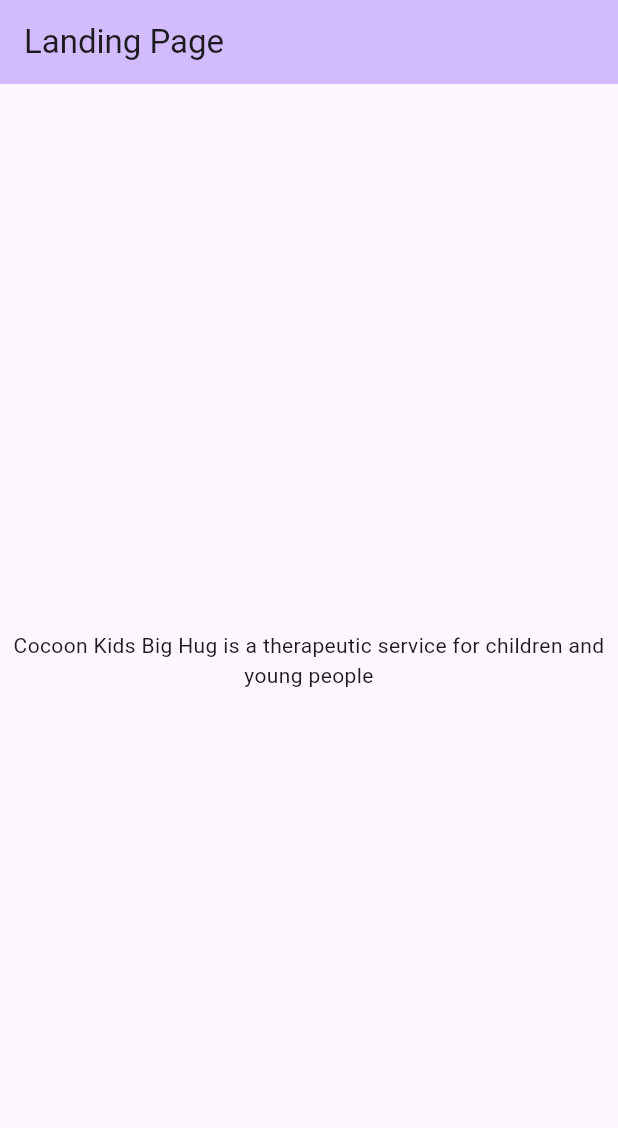
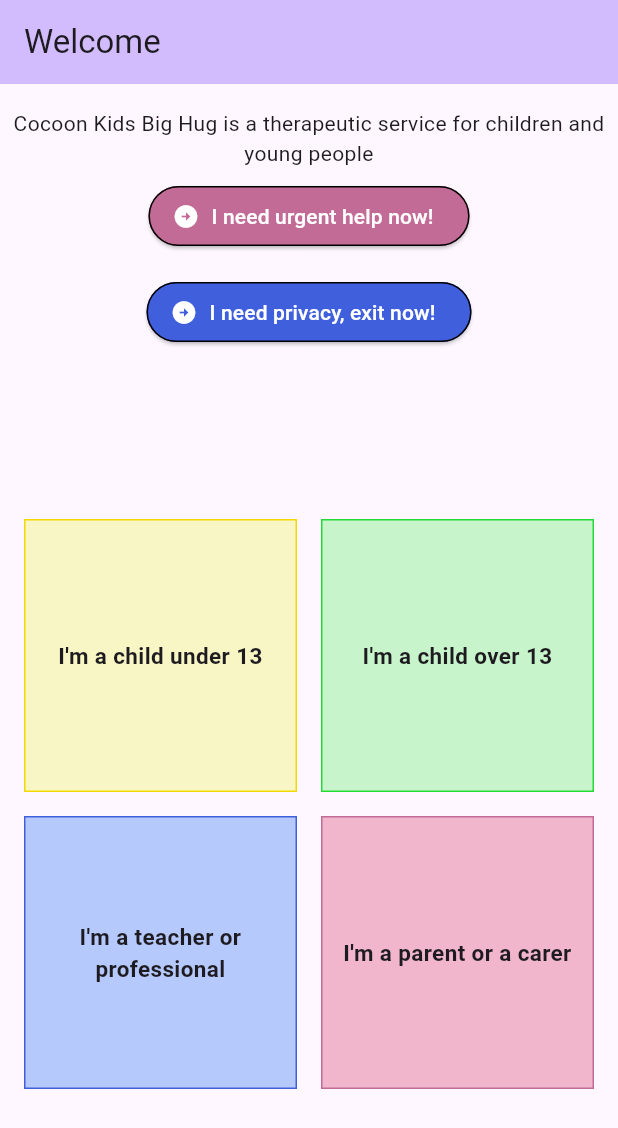
Before and after one commit to cocoon-kids/cocoon-kids-flutter, a Flutter app: the screen it shows after launch, on a phone screen of 412 x 824 dp. Shown: the top 1128 px of the screen. Run offline on Flutter 3.47's test engine with Material 2 defaults, Android fonts, the phone set to English and light mode, and no system bars; our stand-ins replace flutter_bloc, get_it; generated files the repository leaves out were written again.

Commit message:
Trello-2: Initial work for homepage
Added localisations file, to easily change strings (and translate if needed)
Add flutter_bloc, for easy state management

For homepage, items driven by repository pattern, can be updated to a json at some point if required

```diff
--- /dev/null
+++ b/l10n.yaml
@@ -0,0 +1,3 @@
+arb-dir: lib/l10n
+template-arb-file: app_en.arb
+output-localization-file: app_localizations.dart
--- /dev/null
+++ b/lib/bloc/entry_points_cubit.dart
@@ -0,0 +1,23 @@
+import 'package:cocoon_kids_flutter/models/entry_points.dart';
+import 'package:cocoon_kids_flutter/repository/entry_point_repository.dart';
+import 'package:flutter_bloc/flutter_bloc.dart';
+
+abstract class EntryPointsState { }
+
+class EntryPointsInitState extends EntryPointsState {}
+
+class EntryPointsLoadedState extends EntryPointsState {
+  final List<EntryPoint> entryPoints;
+
+  EntryPointsLoadedState(this.entryPoints);
+}
+
+class EntryPointsCubit extends Cubit<EntryPointsState> {
+  final repository = EntryPointRepositoryImpl();
+
+  EntryPointsCubit() : super(EntryPointsInitState()) {
+    repository.getEntryPoints().listen((event) {
+      emit(EntryPointsLoadedState(event));
+    });
+  }
+}
--- /dev/null
+++ b/lib/colors/colors.dart
@@ -0,0 +1,15 @@
+import 'dart:ui';
+
+class AppColors {
+  static const yellowLight = Color(0xfff8f6c4);
+  static const yellowDark = Color(0xfff2d902);
+
+  static const green = Color(0xff24db36);
+  static const greenLight = Color(0xffc8f4cb);
+
+  static const blueMedium = Color(0xff405fdd);
+  static const blueLight = Color(0xffb6c9fc);
+
+  static const pinkMedium = Color(0xffc26b96);
+  static const pinkLight = Color(0xfff1b6cb);
+}
--- /dev/null
+++ b/lib/l10n/app_en.arb
@@ -0,0 +1,30 @@
+{
+  "welcomeMessage": "Cocoon Kids Big Hug is a therapeutic service for children and young people",
+  "@welcomeMessage": {
+    "description": "The message shown to users when app first opened"
+  },
+  "buttonForUnder13": "I'm a child under 13",
+  "@buttonForUnder13": {
+    "description": "Button text for under 13s"
+  },
+  "buttonForOver13": "I'm a child over 13",
+  "@buttonForOver13": {
+    "description": "Button text for over 13s"
+  },
+  "buttonForTeachersAndProfessionals": "I'm a teacher or professional",
+  "@buttonForTeachersAndProfessionals": {
+    "description": "Button text for teachers and professionals"
+  },
+  "buttonForParentOrCarer": "I'm a parent or a carer",
+  "@buttonForParentOrCarer": {
+    "description": "Button text for parents and carers"
+  },
+  "buttonForUrgentHelp": "I need urgent help now!",
+  "@buttonForUrgentHelp": {
+    "description": "Button text for I need urgent help"
+  },
+  "buttonForINeedPrivacy": "I need privacy, exit now!",
+  "@buttonForINeedPrivacy": {
+    "description": "Button text for I need privacy"
+  }
+}
--- a/lib/main.dart
+++ b/lib/main.dart
@@ -1,6 +1,9 @@
 import 'package:flutter/material.dart';
+import 'package:flutter_localizations/flutter_localizations.dart';
+import 'package:flutter_gen/gen_l10n/app_localizations.dart';
+import 'package:get_it/get_it.dart';
 
-import 'homepage.dart';
+import 'screens/homepage/homepage.dart';
 
 void main() {
   runApp(const MyApp());
@@ -13,7 +16,32 @@
   @override
   Widget build(BuildContext context) {
     return MaterialApp(
+      builder: (context, widget) {
+        if (!GetIt.instance.isRegistered<AppLocalizations>()) {
+          GetIt.instance.registerSingleton<AppLocalizations>(
+              AppLocalizations.of(context)!);
+        }
+
+        return FutureBuilder(
+            future: GetIt.instance.allReady(),
+            builder: (BuildContext context, AsyncSnapshot snapshot) {
+              if (snapshot.hasData) {
+                return widget!;
+              } else {
+                return Container(color: Colors.white);
+              }
+            });
+      },
       title: 'Cocoon Kids',
+      localizationsDelegates: const [
+        AppLocalizations.delegate, // Add this line
+        GlobalMaterialLocalizations.delegate,
+        GlobalWidgetsLocalizations.delegate,
+        GlobalCupertinoLocalizations.delegate,
+      ],
+      supportedLocales: const [
+        Locale('en'), // English
+      ],
       theme: ThemeData(
         // This is the theme of your application.
         //
@@ -33,7 +61,7 @@
         colorScheme: ColorScheme.fromSeed(seedColor: Colors.deepPurple),
         useMaterial3: true,
       ),
-      home: const Homepage(title: 'Landing Page'),
+      home: const Homepage(title: 'Welcome'),
     );
   }
 }
--- /dev/null
+++ b/lib/models/entry_points.dart
@@ -0,0 +1,10 @@
+import 'dart:ui';
+
+class EntryPoint {
+  final String navigationEndPoint;
+  final String text;
+  final Color borderColor;
+  final Color boxColor;
+
+  EntryPoint(this.navigationEndPoint, this.text, this.borderColor, this.boxColor);
+}
--- /dev/null
+++ b/lib/navigation/routes.dart
@@ -0,0 +1,6 @@
+class NavigationRoutes {
+  static const under13 = "under13";
+  static const over13 = "over13";
+  static const parentsAndCarers = "parentsAndCarers";
+  static const teachersOrProfessionals = "teachersOrProfessionals";
+}
--- /dev/null
+++ b/lib/repository/entry_point_repository.dart
@@ -0,0 +1,42 @@
+import 'package:cocoon_kids_flutter/colors/colors.dart';
+import 'package:cocoon_kids_flutter/models/entry_points.dart';
+import 'package:cocoon_kids_flutter/navigation/routes.dart';
+import 'package:flutter_gen/gen_l10n/app_localizations.dart';
+import 'package:get_it/get_it.dart';
+
+abstract class EntryPointRepository {
+  Stream<List<EntryPoint>> getEntryPoints();
+}
+
+class EntryPointRepositoryImpl extends EntryPointRepository{
+  @override
+  Stream<List<EntryPoint>> getEntryPoints() async* {
+    final appLocalizations = GetIt.instance.get<AppLocalizations>();
+    yield [
+      EntryPoint(
+          NavigationRoutes.under13,
+          appLocalizations.buttonForUnder13,
+          AppColors.yellowDark,
+          AppColors.yellowLight
+      ),
+      EntryPoint(
+          NavigationRoutes.over13,
+          appLocalizations.buttonForOver13,
+          AppColors.green,
+          AppColors.greenLight
+      ),
+      EntryPoint(
+          NavigationRoutes.teachersOrProfessionals,
+          appLocalizations.buttonForTeachersAndProfessionals,
+          AppColors.blueMedium,
+          AppColors.blueLight
+      ),
+      EntryPoint(
+          NavigationRoutes.parentsAndCarers,
+          appLocalizations.buttonForParentOrCarer,
+          AppColors.pinkMedium,
+          AppColors.pinkLight
+      ),
+    ];
+  }
+}
--- /dev/null
+++ b/lib/screens/homepage/entry_points_view.dart
@@ -0,0 +1,63 @@
+import 'dart:math';
+
+import 'package:cocoon_kids_flutter/bloc/entry_points_cubit.dart';
+import 'package:cocoon_kids_flutter/models/entry_points.dart';
+import 'package:flutter/material.dart';
+import 'package:flutter/widgets.dart';
+import 'package:flutter_bloc/flutter_bloc.dart';
+
+class EntryPointsWidget extends StatelessWidget {
+  const EntryPointsWidget({super.key});
+
+  Widget _createItem(EntryPoint e) {
+    return LayoutBuilder(
+      builder: (context, constraints) {
+        final size = min(constraints.maxWidth, constraints.maxHeight);
+
+        return SizedBox(
+            width: size,
+            height: size,
+            child: Padding(
+                padding: const EdgeInsets.all(8),
+                child: DecoratedBox(
+                    decoration: BoxDecoration(color: e.boxColor, border: Border.all(color: e.borderColor)),
+                    child: Align(
+                      alignment: Alignment.center, // align type
+                      child: Text(
+                        e.text,
+                        textAlign: TextAlign.center,
+                        style: const TextStyle(
+                          fontSize: 15,
+                          fontWeight: FontWeight.bold
+                        ),
+                      ),
+                    )
+                )
+            )
+        );
+      },
+    );
+  }
+
+  @override
+  Widget build(BuildContext context) {
+    return BlocBuilder<EntryPointsCubit, EntryPointsState>(
+        builder: (context, state) {
+          if (state is EntryPointsLoadedState) {
+            return Padding(
+                padding: const EdgeInsets.all(8),
+                child: GridView.count(
+                  crossAxisCount: 2,
+                  shrinkWrap: true,
+                  children: state.entryPoints.map(
+                          (e) => _createItem(e)
+                  ).toList(),
+                )
+            );
+          } else {
+            return const CircularProgressIndicator();
+          }
+        }
+    );
+  }
+}
--- a/lib/homepage.dart
+++ b/lib/screens/homepage/homepage.dart
@@ -1,4 +1,8 @@
+import 'package:cocoon_kids_flutter/bloc/entry_points_cubit.dart';
+import 'package:cocoon_kids_flutter/screens/homepage/entry_points_view.dart';
+import 'package:cocoon_kids_flutter/screens/homepage/urgent_options_view.dart';
 import 'package:flutter/material.dart';
+import 'package:flutter_bloc/flutter_bloc.dart';
 
 class Homepage extends StatefulWidget {
   const Homepage({super.key, required this.title});
@@ -34,7 +38,7 @@
         // the App.build method, and use it to set our appbar title.
         title: Text(widget.title),
       ),
-      body: const Center(
+      body: Center(
         // Center is a layout widget. It takes a single child and positions it
         // in the middle of the parent.
         child: Column(
@@ -53,10 +57,23 @@
           // wireframe for each widget.
           mainAxisAlignment: MainAxisAlignment.center,
           children: <Widget>[
-            Text(
+            const SizedBox(height: 16),
+            const Text(
               'Cocoon Kids Big Hug is a therapeutic service for children and young people',
               textAlign: TextAlign.center,
             ),
+            const SizedBox(height: 8),
+            UrgentOptionsView(),
+            const SizedBox(height: 16),
+            Expanded(
+              child: BlocProvider(
+                create: (_) => EntryPointsCubit(),
+                child: const Align(
+                    alignment: Alignment.center,
+                    child: EntryPointsWidget()
+                ),
+              ),
+            )
           ],
         ),
       ),
--- /dev/null
+++ b/lib/screens/homepage/urgent_options_view.dart
@@ -0,0 +1,44 @@
+import 'package:cocoon_kids_flutter/colors/colors.dart';
+import 'package:flutter/material.dart';
+import 'package:flutter_gen/gen_l10n/app_localizations.dart';
+
+class UrgentOptionsView extends StatelessWidget {
+  final ButtonStyle helpButtonStyle = OutlinedButton.styleFrom(
+    foregroundColor: Colors.white,
+    backgroundColor: AppColors.pinkMedium,
+    side: const BorderSide(
+      color: Colors.black,
+    ),
+  );
+  final ButtonStyle exitButtonStyle = OutlinedButton.styleFrom(
+    foregroundColor: Colors.white,
+    backgroundColor: AppColors.blueMedium,
+    side: const BorderSide(
+      color: Colors.black,
+    ),
+  );
+
+  UrgentOptionsView({super.key});
+
+  @override
+  Widget build(BuildContext context) {
+    return Column(
+      mainAxisAlignment: MainAxisAlignment.center,
+      children: [
+        ElevatedButton.icon(
+            onPressed: () => {},
+            style: helpButtonStyle,
+            icon: const Icon(Icons.arrow_circle_right),
+            label: Text(AppLocalizations.of(context)!.buttonForUrgentHelp)
+        ),
+        const SizedBox(height: 16,),
+        ElevatedButton.icon(
+            onPressed: () => {},
+            style: exitButtonStyle,
+            icon: const Icon(Icons.arrow_circle_right),
+            label: Text(AppLocalizations.of(context)!.buttonForINeedPrivacy)
+        )
+      ],
+    );
+  }
+}
--- a/pubspec.yaml
+++ b/pubspec.yaml
@@ -35,6 +35,11 @@
   # The following adds the Cupertino Icons font to your application.
   # Use with the CupertinoIcons class for iOS style icons.
   cupertino_icons: ^1.0.2
+  flutter_localizations:
+    sdk: flutter
+  intl: any
+  get_it: ^7.6.0
+  flutter_bloc: ^8.1.3
 
 dev_dependencies:
   flutter_test:
@@ -52,6 +57,7 @@
 
 # The following section is specific to Flutter packages.
 flutter:
+  generate: true
 
   # The following line ensures that the Material Icons font is
   # included with your application, so that you can use the icons in
```
Also changed, not shown: pubspec.lock, 1 other file.
